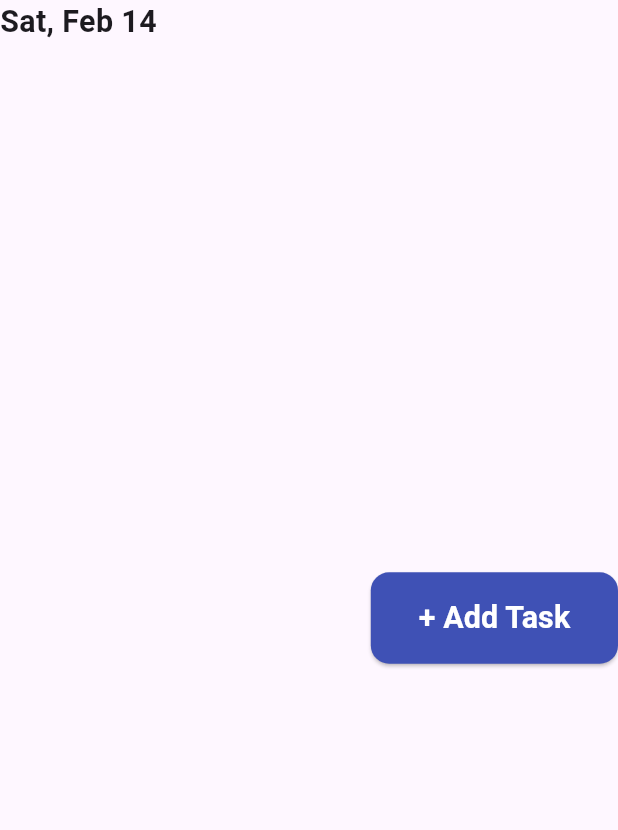
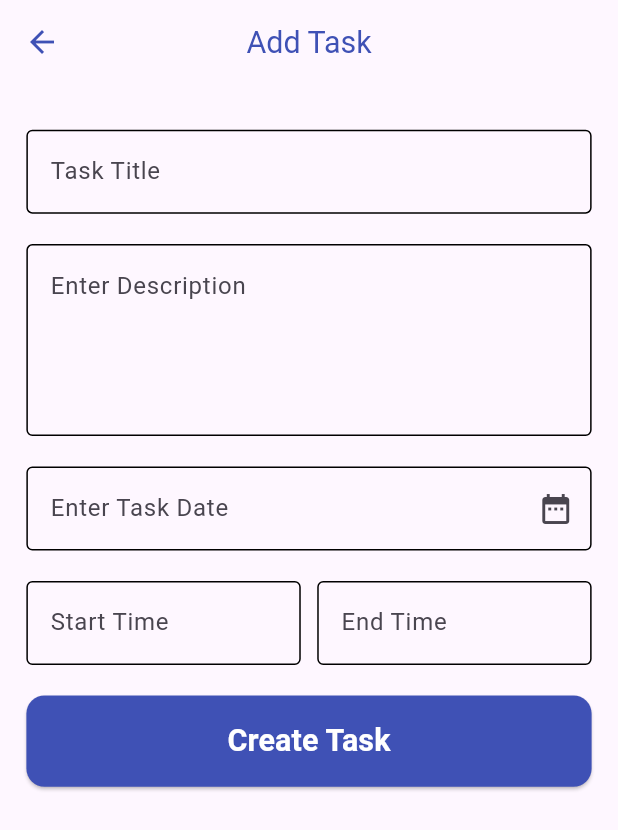
Before and after one commit to mohamdy9520-eng/todo_app, a Flutter app: the AddTaskRow widget shown alone on an empty page, opened directly, after a tap on "+ Add Task", on a phone screen of 412 x 824 dp. Shown: the top 830 px of the screen. Run offline on Flutter 3.47's test engine with Material 3 defaults, Android fonts, the phone set to English and light mode, and no system bars; our stand-ins replace flutter_screenutil, hive, hive_flutter, image_picker, lottie; accounts and stored records are empty; project files that could hold a hidden picture were left out.

Commit message:
Update 2

```diff
--- /dev/null
+++ b/lib/core/custom_text_form_field.dart
@@ -0,0 +1,37 @@
+import 'package:flutter/material.dart';
+
+class CustomTextFormField extends StatelessWidget {
+  final TextEditingController? controller;
+  final String hintText;
+  final int maxlines;
+  final Widget? suffixIcon;
+  final bool readOnly;
+  final void Function()? onTap;
+  final String? Function(String?)? validator;
+  const CustomTextFormField({super.key, this.controller, required this.hintText, required this.maxlines, this.suffixIcon,
+    this.readOnly=false, this.onTap, this.validator});
+
+  @override
+  Widget build(BuildContext context) {
+    return TextFormField(
+      onTap: onTap,
+      readOnly:readOnly ,
+      maxLines:maxlines ,
+      controller: controller,
+      validator: validator ,
+      onTapOutside: (_) {
+        FocusScope.of(context).unfocus();
+      },
+      decoration: InputDecoration(
+        suffixIcon:suffixIcon,
+        hintText: hintText,
+        border:OutlineInputBorder() ,
+        enabledBorder: const OutlineInputBorder(),
+        focusedBorder: const OutlineInputBorder(
+          borderSide: BorderSide(color: Colors.indigo),
+        ),
+
+      ),
+    );
+  }
+}
--- a/lib/core/widgets/add_task_row.dart
+++ b/lib/core/widgets/add_task_row.dart
@@ -2,6 +2,7 @@ import 'package:flutter/material.dart';
 import 'package:flutter_screenutil/flutter_screenutil.dart';
 import 'package:intl/intl.dart';
 import 'package:todo_app/core/widgets/custom_app_buttom.dart';
+import 'package:todo_app/features/add_task/add_task_screen.dart';
 
 class AddTaskRow extends StatelessWidget {
   const AddTaskRow({super.key});
@@ -20,9 +21,13 @@ class AddTaskRow extends StatelessWidget {
           ],
         )),
         SizedBox(
-          width:150.w ,
+          width:160.w ,
             child: CustomAppButtom(title: "+ Add Task",
-            onPressed: (){},))
+            onPressed: (){
+              Navigator.push(context, MaterialPageRoute(builder:(co)=>AddTaskScreen()
+              )
+              );
+            },))
       ],
     );
   }
--- a/lib/core/widgets/custom_app_buttom.dart
+++ b/lib/core/widgets/custom_app_buttom.dart
@@ -29,7 +29,7 @@ class CustomAppButtom extends StatelessWidget {
           color: Colors.white,
           fontSize: 20.sp,
           fontWeight: FontWeight.bold,
-        ),
+        ),textAlign: TextAlign.center,
       ),
     );
   }
--- /dev/null
+++ b/lib/features/add_task/add_task_screen.dart
@@ -0,0 +1,154 @@
+import 'package:flutter/material.dart';
+import 'package:flutter_screenutil/flutter_screenutil.dart';
+import 'package:todo_app/core/custom_text_form_field.dart';
+import 'package:todo_app/core/widgets/custom_app_buttom.dart';
+
+class AddTaskScreen extends StatefulWidget {
+  const AddTaskScreen({super.key});
+
+  @override
+  State<AddTaskScreen> createState() => _AddTaskScreenState();
+}
+
+class _AddTaskScreenState extends State<AddTaskScreen> {
+  var formKey=GlobalKey<FormState>();
+  @override
+  Widget build(BuildContext context) {
+    return Scaffold(
+      appBar: AppBar(
+        centerTitle: true,
+        iconTheme: IconThemeData(
+          color: Colors.indigo,
+        ),
+        title: Text(
+          "Add Task",
+          style: TextStyle(
+            fontSize: 20.sp,
+            color: Colors.indigo,
+          ),
+        ),
+      ),
+      body: Padding(
+        padding: EdgeInsets.symmetric(horizontal: 16.w, vertical: 10.h),
+        child: SingleChildScrollView(
+          child: Column(
+            children: [
+              Form(
+                autovalidateMode:AutovalidateMode.onUserInteraction ,
+                key: formKey,
+                child: Column(
+                  children: [
+                    SizedBox(height: 20.h),
+
+
+                    CustomTextFormField(
+                      hintText: "Task Title",
+                      validator: (value){
+                        if(value==null || value.isEmpty){
+                          return "Task Title is Required";
+                        }else if(value.length<4){
+                          return "title must be at least 4 characters";
+                        }
+
+                      },
+                      maxlines: 1,
+                    ),
+                    SizedBox(height: 20.h),
+
+                    CustomTextFormField(
+                      hintText: "Enter Description",
+                      validator: (value){
+                        if(value==null || value.isEmpty){
+                          return "Task Description is Required";
+                        }
+
+                      },
+                      maxlines: 4,
+                    ),
+                    SizedBox(height: 20.h),
+
+                    CustomTextFormField(
+                      hintText: "Enter Task Date",
+                      maxlines: 1,
+                      suffixIcon: Icon(Icons.date_range),
+                      validator: (value){
+                        if(value==null || value.isEmpty){
+                          return " Date is Required";
+                        }
+                      },
+                      readOnly: true,
+                      onTap: () {
+                        showDatePicker(
+                          context: context,
+                          initialDate: DateTime.now(),
+                          firstDate: DateTime.now(),
+                          lastDate: DateTime(2027),
+                          builder: (context, child) {
+                            return Theme(
+                              data: Theme.of(context).copyWith(
+                                colorScheme: ColorScheme.light(
+                                  primary: Colors.yellow,
+                                  onPrimary: Colors.black,
+                                  onSurface: Colors.green,
+                                ),
+                                textButtonTheme: TextButtonThemeData(
+                                  style: TextButton.styleFrom(
+                                    foregroundColor: Colors.red,
+                                  ),
+                                ),
+                              ),
+                              child: child!,
+                            );
+                          },
+                        );
+                      },
+                    ),
+                    SizedBox(height: 20.h),
+                    Row(
+                      children: [
+                        Expanded(
+                          child: CustomTextFormField(
+                            hintText: "Start Time",
+                            maxlines: 1,
+                            readOnly: true,
+                            onTap: () {
+                              showTimePicker(
+                                context: context,
+                                initialTime: TimeOfDay.now(),
+                              );
+                            },
+                          ),
+                        ),
+                        SizedBox(width: 10.w),
+                        Expanded(
+                          child: CustomTextFormField(
+                            hintText: "End Time",
+                            maxlines: 1,
+                            readOnly: true,
+                            onTap: () {
+                              showTimePicker(
+                                context: context,
+                                initialTime: TimeOfDay.now(),
+                              );
+                            },
+                          ),
+                        ),
+                      ],
+                    ),
+                    SizedBox(height: 20.h),
+                    CustomAppButtom(
+                      title: "Create Task",
+                      onPressed: () {
+                        formKey.currentState?.validate();
+                      },
+                    ),
+                  ],
+                ),
+              ),
+            ],
+          ),
+        ),
+      ),
+    );
+  }
+}
--- a/lib/features/home/models/task_models.dart
+++ b/lib/features/home/models/task_models.dart
@@ -17,8 +17,8 @@ class TaskModels {
 }
 List<TaskModels>allTasks=[
   TaskModels(title: "Task 1", startTime:"02:55 PM", endTime: "11:00 PM", description: "i will finish Tomorrow", statusText: "TODO", color:Colors.indigo),
-  TaskModels(title: "Task 2", startTime:"09:00 AM", endTime: "05:00 PM", description: "Must Finish Today", statusText: "TODO", color:Colors.orange),
-  TaskModels(title: "Task 3", startTime:"08:00 PM", endTime: "6:00 AM", description: "i will finish Tomorrow", statusText: "TODO", color:Colors.green)
+  TaskModels(title: "Task 2", startTime:"09:00 AM", endTime: "05:00 PM", description: "Must Finish Today", statusText: "TODO", color:Colors.green),
+  TaskModels(title: "Task 3", startTime:"08:00 PM", endTime: "6:00 AM", description: "i will finish Tomorrow", statusText: "TODO", color:Colors.orangeAccent)
 
 
 ];
```
Also changed, not shown: lib/features/auth/auth_screen.dart (+5 -11 lines), lib/features/home/widgets/home_screen.dart (+3 -11 lines), lib/features/home/widgets/tasks_listView.dart (added, +23 -0 lines).
